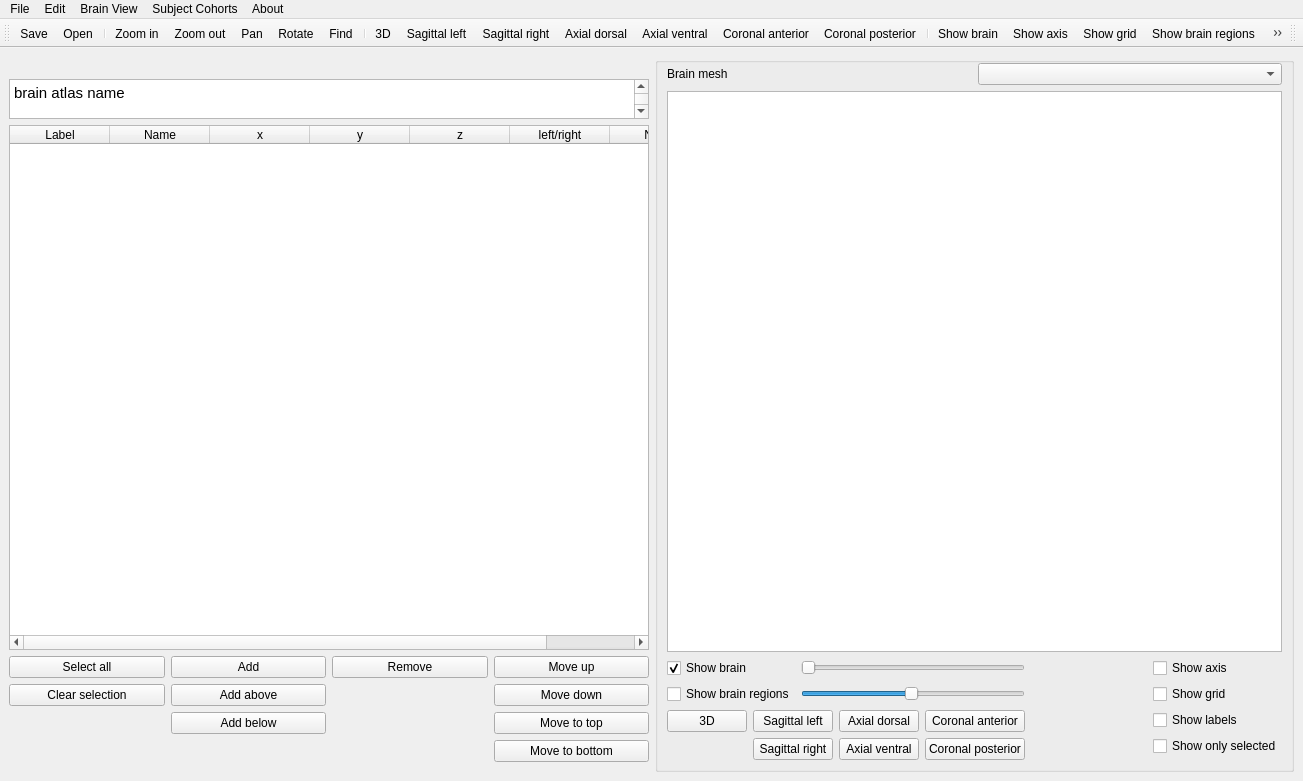
Before: the Qt Designer form braphy/gui/ui_files/brain_atlas.ui in softmatterlab/Braph-2.0-Python, drawn with Qt 5.
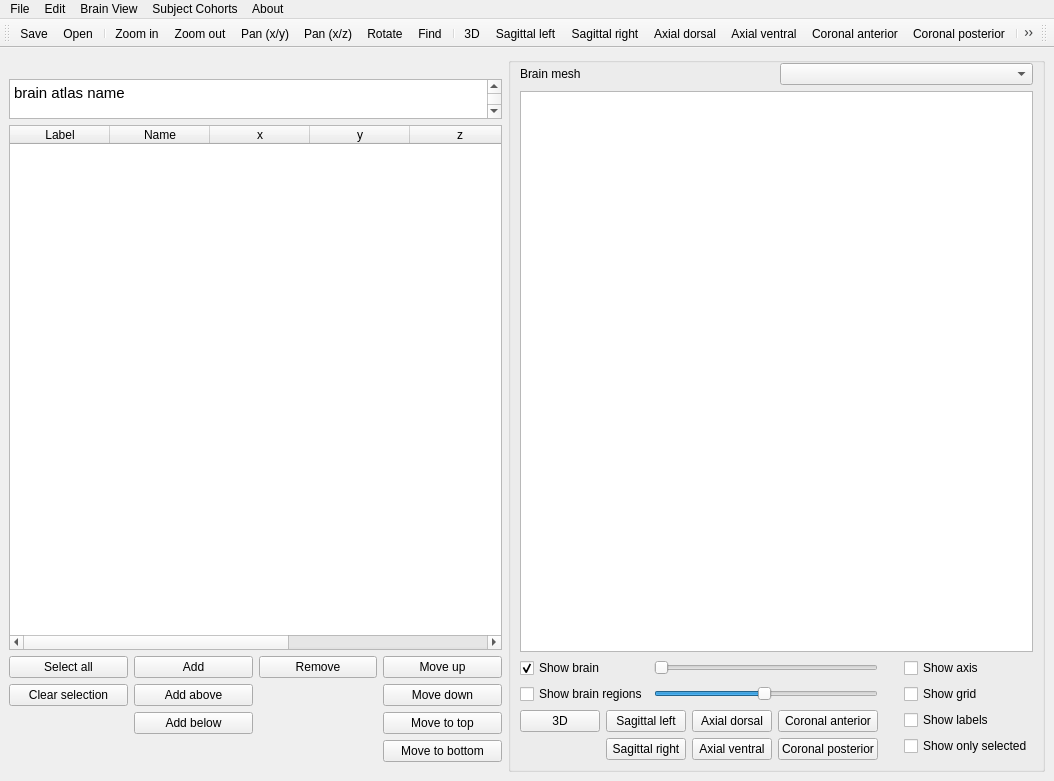
After: the same form once the commit is applied. Icons and pictures are not drawn. Custom widgets are drawn as their Qt base class.

Commit message: Add brain atlas gui pan xz

Patch:
```diff
--- a/braphy/gui/ui_files/brain_atlas.ui
+++ b/braphy/gui/ui_files/brain_atlas.ui
@@ -6,7 +6,7 @@
    <rect>
     <x>0</x>
     <y>0</y>
-    <width>1303</width>
+    <width>1054</width>
     <height>781</height>
    </rect>
   </property>
@@ -397,7 +397,7 @@
     <rect>
      <x>0</x>
      <y>0</y>
-     <width>1303</width>
+     <width>1054</width>
      <height>22</height>
     </rect>
    </property>
@@ -488,6 +488,7 @@
    <addaction name="actionZoom_in"/>
    <addaction name="actionZoom_out"/>
    <addaction name="actionPan"/>
+   <addaction name="actionPan_z"/>
    <addaction name="actionRotate"/>
    <addaction name="actionFind"/>
    <addaction name="separator"/>
@@ -715,7 +716,7 @@
      <normaloff>:/buttons/hand.png</normaloff>:/buttons/hand.png</iconset>
    </property>
    <property name="text">
-    <string>Pan</string>
+    <string>Pan (x/y)</string>
    </property>
    <property name="toolTip">
     <string>Pan</string>
@@ -878,6 +879,21 @@
     <string>Open...</string>
    </property>
   </action>
+  <action name="actionPan_z">
+   <property name="checkable">
+    <bool>true</bool>
+   </property>
+   <property name="icon">
+    <iconset resource="../icons.qrc">
+     <normaloff>:/buttons/hand_xz.png</normaloff>:/buttons/hand_xz.png</iconset>
+   </property>
+   <property name="text">
+    <string>Pan (x/z)</string>
+   </property>
+   <property name="toolTip">
+    <string>Pan (x/z)</string>
+   </property>
+  </action>
  </widget>
  <customwidgets>
   <customwidget>
```
Left out of the diff: 44 changed lines with no effect on the pictures. The commit also changes 5 other files.
